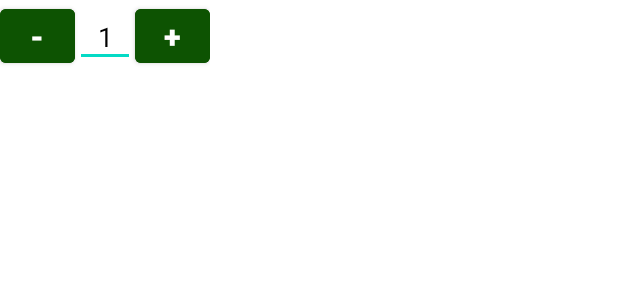
After one commit to databits3883/scout-main-android, an Android app: the layout ui_number_picker_layout_dual.xml on its own in the app's theme, with its tools: preview values and no code run, on a phone screen of 412 x 824 dp. The commit adds this screen. Shown: the top 300 px of the screen. Run offline under Robolectric (Android 15) with nearby library versions, the phone set to English and light mode, and no system bars.

Commit message:
Shrink number padding on the dual picker card
Smaller screens have the buttons too close

```diff
--- a/app/src/main/res/layout/ui_inside_number_picker_dual.xml
+++ b/app/src/main/res/layout/ui_inside_number_picker_dual.xml
@@ -22,7 +22,7 @@
         app:layout_constraintEnd_toStartOf="@+id/guideline17"
         app:layout_constraintStart_toStartOf="parent"
         app:layout_constraintTop_toTopOf="parent"
-        numberpicker:custom_layout="@layout/ui_number_picker"
+        numberpicker:custom_layout="@layout/ui_number_picker_dual"
         />
     <com.travijuu.numberpicker.library.NumberPicker
         android:id="@+id/number_counter_two"
@@ -33,6 +33,6 @@
         app:layout_constraintEnd_toEndOf="parent"
         app:layout_constraintStart_toStartOf="@+id/guideline17"
         app:layout_constraintTop_toTopOf="parent"
-        numberpicker:custom_layout="@layout/ui_number_picker"
+        numberpicker:custom_layout="@layout/ui_number_picker_dual"
         />
 </androidx.constraintlayout.widget.ConstraintLayout>
--- /dev/null
+++ b/app/src/main/res/layout/ui_number_picker_dual.xml
@@ -0,0 +1,18 @@
+<?xml version="1.0" encoding="utf-8"?>
+<androidx.constraintlayout.widget.ConstraintLayout xmlns:android="http://schemas.android.com/apk/res/android"
+    xmlns:app="http://schemas.android.com/apk/res-auto"
+    xmlns:numberpicker="http://schemas.android.com/apk/res-auto"
+    android:layout_width="wrap_content"
+    android:layout_height="wrap_content">
+
+    <com.travijuu.numberpicker.library.NumberPicker
+        android:id="@+id/number_counter_inside"
+        android:layout_width="wrap_content"
+        android:layout_height="wrap_content"
+        app:layout_constraintBottom_toBottomOf="parent"
+        app:layout_constraintEnd_toEndOf="parent"
+        app:layout_constraintStart_toStartOf="parent"
+        app:layout_constraintTop_toTopOf="parent"
+        numberpicker:custom_layout="@layout/ui_number_picker_layout_dual" />
+
+</androidx.constraintlayout.widget.ConstraintLayout>
--- /dev/null
+++ b/app/src/main/res/layout/ui_number_picker_layout_dual.xml
@@ -0,0 +1,55 @@
+<?xml version="1.0" encoding="utf-8"?>
+<androidx.constraintlayout.widget.ConstraintLayout xmlns:android="http://schemas.android.com/apk/res/android"
+    xmlns:app="http://schemas.android.com/apk/res-auto"
+    xmlns:tools="http://schemas.android.com/tools"
+    android:layout_width="wrap_content"
+    android:layout_height="wrap_content">
+
+    <Button
+        android:id="@+id/decrement"
+        android:layout_width="50dp"
+        android:layout_height="match_parent"
+        android:text="@string/minus"
+        android:textStyle="bold"
+        app:autoSizeTextType="uniform"
+        android:textColor="@color/white"
+        android:backgroundTint="@color/accent_color"
+        app:layout_constraintBottom_toBottomOf="parent"
+        app:layout_constraintEnd_toStartOf="@+id/display"
+        app:layout_constraintHorizontal_bias="0.5"
+        app:layout_constraintStart_toStartOf="parent"
+        app:layout_constraintTop_toTopOf="parent" />
+
+    <EditText
+        android:id="@+id/display"
+        android:layout_width="40dp"
+        android:layout_height="match_parent"
+        android:gravity="center"
+        android:inputType="number"
+        android:padding="8dp"
+        android:text="@string/one"
+        android:textColor="@color/text_color"
+        app:autoSizeTextType="uniform"
+        app:layout_constraintBottom_toBottomOf="parent"
+        app:layout_constraintEnd_toStartOf="@+id/increment"
+        app:layout_constraintHorizontal_bias="0.5"
+        app:layout_constraintStart_toEndOf="@+id/decrement"
+        app:layout_constraintTop_toTopOf="parent"
+        tools:ignore="Autofill,LabelFor,TouchTargetSizeCheck" />
+
+    <Button
+        android:id="@+id/increment"
+        android:layout_width="50dp"
+        android:layout_height="match_parent"
+        android:text="@string/plus"
+        android:textStyle="bold"
+        android:textColor="@color/white"
+        app:autoSizeTextType="uniform"
+        android:backgroundTint="@color/accent_color"
+        app:layout_constraintBottom_toBottomOf="parent"
+        app:layout_constraintEnd_toEndOf="parent"
+        app:layout_constraintHorizontal_bias="0.5"
+        app:layout_constraintStart_toEndOf="@+id/display"
+        app:layout_constraintTop_toTopOf="parent" />
+
+</androidx.constraintlayout.widget.ConstraintLayout>
```
